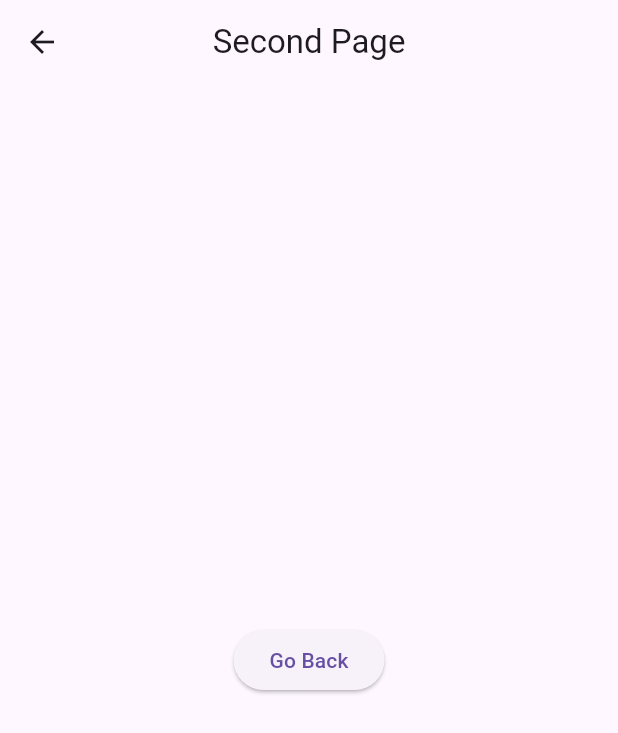
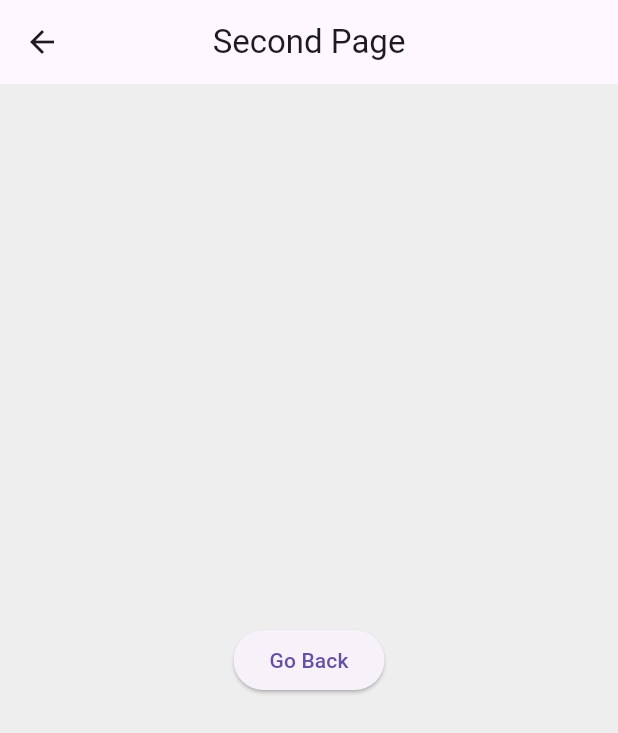
Before and after one commit to Richmond-Nunoo/Flutter-countdown-timer, a Flutter app: the screen it shows after launch, after a tap on "Next Page", on a phone screen of 412 x 824 dp. Shown: the top 733 px of the screen. Run offline on Flutter 3.47's test engine with Material 2 defaults, Android fonts, the phone set to English and light mode, and no system bars.

Commit message:
clean up

```diff
--- a/lib/main.dart
+++ b/lib/main.dart
@@ -17,9 +17,7 @@ class MyApp extends StatelessWidget {
         useMaterial3: true,
         primarySwatch: Colors.blue,
       ),
-      home: const HomePage(
-        duration: 720,
-      ),
+      home: const HomePage(),
     );
   }
 }
--- a/lib/view/home_page.dart
+++ b/lib/view/home_page.dart
@@ -1,11 +1,11 @@
 import 'dart:async';
 import 'package:countdown_timer/view/second_page.dart';
 import 'package:flutter/material.dart';
-import 'package:flutter/scheduler.dart';
 
 class HomePage extends StatefulWidget {
-  final int duration;
-  const HomePage({super.key, required this.duration});
+  const HomePage({
+    super.key,
+  });
 
   @override
   State<HomePage> createState() => _HomePageState();
@@ -13,17 +13,13 @@ class HomePage extends StatefulWidget {
 
 class _HomePageState extends State<HomePage> with WidgetsBindingObserver {
   late Timer _timer;
-  late int _remainingTime;
+  late int _startCount;
 
   void _startTimer() {
     _timer = Timer.periodic(const Duration(seconds: 1), (timer) {
-      if (_remainingTime > 0) {
-        setState(() {
-          _remainingTime--;
-        });
-      } else {
-        _stopTimer();
-      }
+      setState(() {
+        _startCount++;
+      });
     });
   }
 
@@ -43,7 +39,7 @@ class _HomePageState extends State<HomePage> with WidgetsBindingObserver {
 
   @override
   void initState() {
-    _remainingTime = widget.duration;
+    _startCount = 0;
     _startTimer();
     WidgetsBinding.instance.addObserver(this);
     super.initState();
@@ -51,7 +47,7 @@ class _HomePageState extends State<HomePage> with WidgetsBindingObserver {
 
   @override
   void dispose() {
-    _startTimer();
+    _stopTimer();
     WidgetsBinding.instance.removeObserver(this);
     super.dispose();
   }
@@ -59,7 +55,7 @@ class _HomePageState extends State<HomePage> with WidgetsBindingObserver {
   @override
   Widget build(BuildContext context) {
     return Scaffold(
-      backgroundColor: Colors.grey.shade300,
+      backgroundColor: Colors.grey.shade200,
       appBar: AppBar(
         elevation: 0,
         title: const Text("Countdown"),
@@ -70,7 +66,7 @@ class _HomePageState extends State<HomePage> with WidgetsBindingObserver {
           mainAxisAlignment: MainAxisAlignment.center,
           children: [
             Text(
-              "${_remainingTime}s",
+              "${_startCount}s",
               style: Theme.of(context).textTheme.displayLarge,
             ),
             const SizedBox(
--- a/lib/view/second_page.dart
+++ b/lib/view/second_page.dart
@@ -6,8 +6,9 @@ class SecondPage extends StatelessWidget {
   @override
   Widget build(BuildContext context) {
     return Scaffold(
+      backgroundColor: Colors.grey.shade200,
       appBar: AppBar(
-         elevation: 0,
+        elevation: 0,
         title: const Text("Second Page"),
         centerTitle: true,
       ),
```
